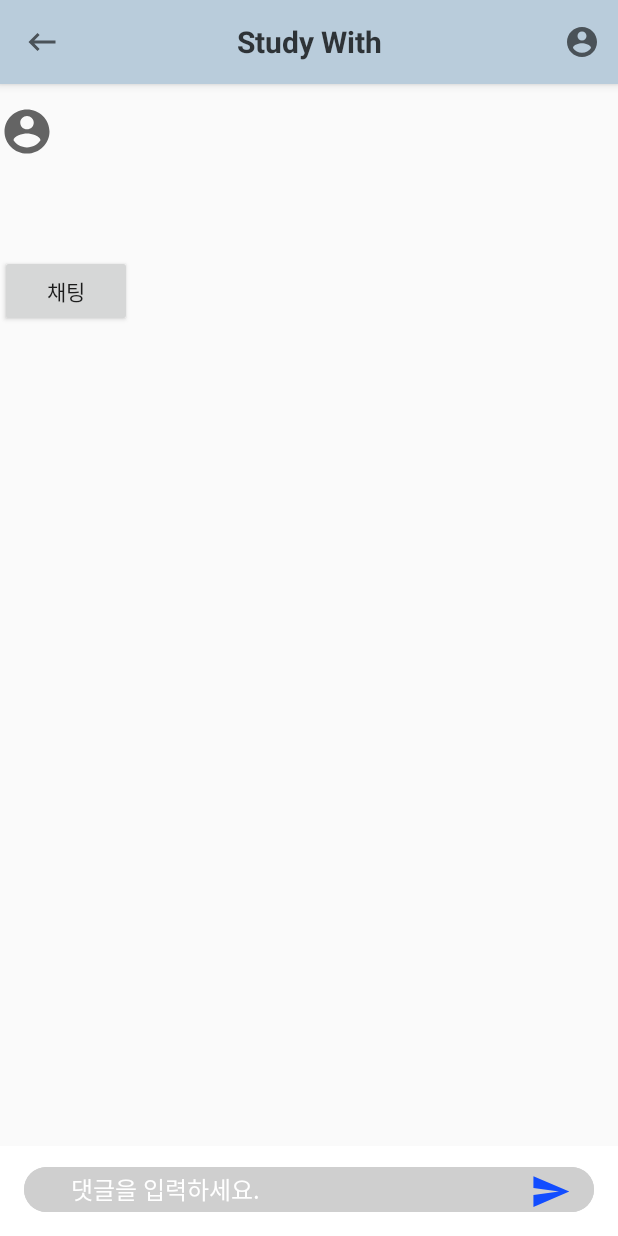
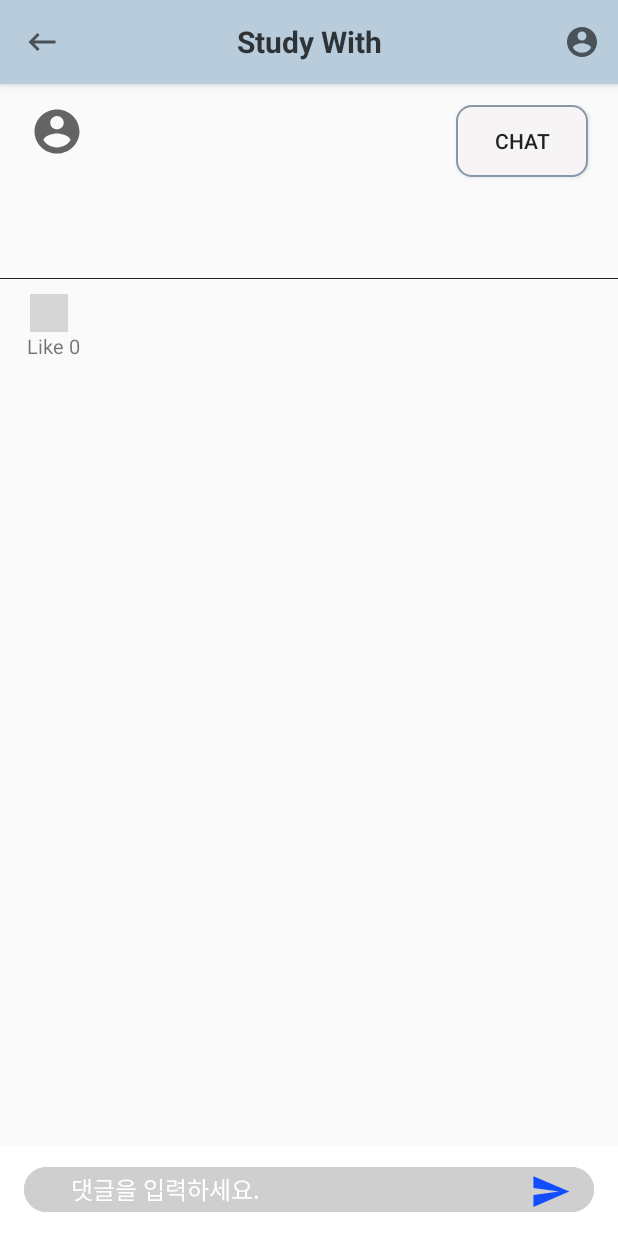
Before and after one commit to jyeon172/MP-MobileProject, an Android app: the DetailActivity screen opened directly, with no data from a screen before it, on a phone screen of 412 x 824 dp. Run offline under Robolectric (Android 15) with nearby library versions, the phone set to English and light mode, and no system bars; our stand-ins replace Firebase (no records; nobody signed in at launch, a user with empty details on screens opened directly); pictures from the network do not load; 2 statements that could not run were skipped; grey boxes are pictures that could not be loaded.

Commit message:
좋아요

```diff
--- a/app/src/main/java/com/example/project/DetailActivity.kt
+++ b/app/src/main/java/com/example/project/DetailActivity.kt
@@ -9,6 +9,7 @@ import android.view.View
 import android.view.WindowManager
 import android.widget.Button
 import android.widget.ImageButton
+import android.widget.TextView
 import android.widget.Toast
 import androidx.appcompat.widget.Toolbar
 import androidx.recyclerview.widget.LinearLayoutManager
@@ -146,6 +147,25 @@ class DetailActivity :  ToolbarBase() {
 //            startActivity(intent)
 //        }
 
+        val fav_btn = findViewById<ImageButton>(R.id.favoriteButton)
+        val fav_btn2 = findViewById<ImageButton>(R.id.favoriteButton2)
+        val fav_cnt = findViewById<TextView>(R.id.favoriteTextview)
+        fav_btn2.visibility = View.INVISIBLE
+
+        fav_btn.setOnClickListener {
+            Toast.makeText(this, "[favorite] clicked", Toast.LENGTH_SHORT).show()
+            fav_btn2.visibility = View.VISIBLE
+            fav_btn.visibility = View.INVISIBLE
+            fav_cnt.text = "Like 1"
+        }
+
+        fav_btn2.setOnClickListener {
+            Toast.makeText(this, "[favorite] unclicked", Toast.LENGTH_SHORT).show()
+            fav_btn.visibility = View.VISIBLE
+            fav_btn2.visibility = View.INVISIBLE
+            fav_cnt.text = "Like 0"
+        }
+
         val send_btn = findViewById<Button>(R.id.detailCommentButton)
 
         //토큰 가져오기
--- a/app/src/main/res/layout/comment_main.xml
+++ b/app/src/main/res/layout/comment_main.xml
@@ -10,17 +10,29 @@
         android:layout_width="match_parent"
         android:layout_height="wrap_content">
 
+        <GridLayout
+            android:id="@+id/gridLayout"
+            android:layout_width="match_parent"
+            android:layout_height="match_parent"
+            android:columnCount="2"
+            android:rowCount="3"
+            android:orientation="horizontal" >
+
             <ImageButton
                 android:id="@+id/userCmtBtn"
                 android:layout_width="25dp"
                 android:layout_height="25dp"
+                android:layout_rowSpan="2"
                 android:background="@drawable/account_circle"
+                android:layout_gravity="center_vertical"
                 app:layout_constraintStart_toStartOf="parent"
                 app:layout_constraintTop_toTopOf="parent" />
+
             <TextView
                 android:id="@+id/commentId"
                 android:layout_width="wrap_content"
                 android:layout_height="wrap_content"
+                android:textSize="11sp"
                 app:layout_constraintLeft_toRightOf="@id/userCmtBtn"
                 tools:ignore="MissingConstraints" />
 
@@ -28,14 +40,23 @@
                 android:id="@+id/commentDate"
                 android:layout_width="wrap_content"
                 android:layout_height="wrap_content"
+                android:textSize="9sp"
                 app:layout_constraintLeft_toRightOf="@id/userCmtBtn"
-            app:layout_constraintTop_toBottomOf="@id/commentId"/>
+                app:layout_constraintTop_toBottomOf="@id/commentId" />
+
             <TextView
+                android:id="@+id/commentText"
                 android:layout_width="wrap_content"
                 android:layout_height="wrap_content"
-            android:id="@+id/commentText"
-            app:layout_constraintLeft_toRightOf="@id/userCmtBtn"
-            app:layout_constraintTop_toBottomOf="@id/commentDate"/>
+                app:layout_constraintStart_toStartOf="parent"
+                android:layout_columnSpan="2"
+                android:layout_marginTop="2dp"
+                android:layout_marginLeft="5dp"
+                android:layout_marginBottom="10dp"
+                app:layout_constraintTop_toBottomOf="@id/userCmtBtn" />
+
+        </GridLayout>
+
     </androidx.constraintlayout.widget.ConstraintLayout>
 
 
--- a/app/src/main/res/layout/item_detail.xml
+++ b/app/src/main/res/layout/item_detail.xml
@@ -46,6 +46,7 @@
                 android:layout_width="36dp"
                 android:layout_height="35dp"
                 android:background="@drawable/account_circle"
+                android:layout_marginLeft="20dp"
                 app:layout_constraintStart_toStartOf="parent"
                 app:layout_constraintTop_toTopOf="parent"/>
 
@@ -58,61 +59,97 @@
                 app:layout_constraintLeft_toRightOf="@id/userBtn"
                 app:layout_constraintTop_toTopOf="parent" />
 
+            <Button
+                android:id="@+id/chattingButton"
+                android:layout_width="wrap_content"
+                android:layout_height="wrap_content"
+                android:background="@drawable/button"
+                android:text="CHAT"
+                app:layout_constraintRight_toRightOf="parent"
+                android:layout_marginRight="20dp"
+                app:layout_constraintTop_toTopOf="parent" />
 
             <TextView
                 android:id="@+id/detailEmailView"
                 android:layout_width="wrap_content"
                 android:layout_height="wrap_content"
-                android:layout_margin="10dp"
-                android:layout_marginTop="16dp"
-                android:textSize="14sp"
-                app:layout_constraintEnd_toEndOf="parent"
-                app:layout_constraintHorizontal_bias="0"
+                android:layout_marginTop="4dp"
+                android:textSize="12sp"
+                android:layout_marginLeft="20dp"
                 app:layout_constraintLeft_toLeftOf="parent"
                 app:layout_constraintStart_toStartOf="parent"
-                app:layout_constraintTop_toBottomOf="@id/detailTitleView" />
+                app:layout_constraintTop_toBottomOf="@id/userBtn" />
 
             <TextView
                 android:id="@+id/detailDateView"
                 android:layout_width="wrap_content"
                 android:layout_height="wrap_content"
-                android:layout_margin="10dp"
-                android:layout_marginTop="16dp"
+                android:layout_marginTop="4dp"
+                android:layout_marginBottom="10dp"
                 android:textColor="#727272"
-                android:textSize="12sp"
-                app:layout_constraintEnd_toEndOf="parent"
-                app:layout_constraintHorizontal_bias="1"
-                app:layout_constraintLeft_toRightOf="parent"
+                android:textSize="11sp"
+                android:layout_marginLeft="20dp"
+                app:layout_constraintLeft_toLeftOf="parent"
                 app:layout_constraintStart_toStartOf="parent"
-                app:layout_constraintTop_toBottomOf="@id/detailTitleView" />
+                app:layout_constraintTop_toBottomOf="@id/detailEmailView" />
 
             <ImageView
                 android:id="@+id/detailImageView"
                 android:layout_width="300dp"
                 android:layout_height="300dp"
-                android:layout_margin="20dp"
+                android:layout_margin="4dp"
                 app:layout_constraintEnd_toEndOf="parent"
                 app:layout_constraintStart_toStartOf="parent"
-                app:layout_constraintTop_toBottomOf="@id/detailEmailView" />
+                app:layout_constraintTop_toBottomOf="@id/detailDateView" />
 
             <TextView
                 android:id="@+id/detailContentView"
                 android:layout_width="match_parent"
                 android:layout_height="wrap_content"
-                android:layout_margin="16dp"
-                android:textSize="16sp"
+                android:layout_marginLeft="20dp"
+                android:layout_marginTop="5dp"
+                android:textSize="18sp"
                 app:layout_constraintRight_toRightOf="@id/detailTitleView"
                 app:layout_constraintLeft_toLeftOf="parent"
                 app:layout_constraintTop_toBottomOf="@id/detailImageView" />
 
-            <Button
-                android:id="@+id/chattingButton"
+            <View
+                android:id="@+id/contentEndLine"
+                android:layout_width="match_parent"
+                android:layout_height="1px"
+                android:background="#212121"
+                android:layout_marginTop="10dp"
+                app:layout_constraintTop_toBottomOf="@id/detailContentView" />
+
+            <ImageButton
+                android:id="@+id/favoriteButton"
+                android:layout_width="25dp"
+                android:layout_height="25dp"
+                android:background="@drawable/ic_favorite_border"
+                android:layout_marginLeft="20dp"
+                android:layout_marginTop="10dp"
+                app:layout_constraintStart_toStartOf="parent"
+                app:layout_constraintTop_toBottomOf="@id/contentEndLine" />
+
+            <ImageButton
+                android:id="@+id/favoriteButton2"
+                android:layout_width="25dp"
+                android:layout_height="25dp"
+                android:background="@drawable/ic_favorite"
+                android:layout_marginLeft="20dp"
+                android:layout_marginTop="10dp"
+                app:layout_constraintStart_toStartOf="parent"
+                app:layout_constraintTop_toBottomOf="@id/contentEndLine" />
+
+            <TextView
+                android:id="@+id/favoriteTextview"
                 android:layout_width="wrap_content"
                 android:layout_height="wrap_content"
-                android:text="채팅"
+                android:text="Like 0"
+                android:textSize="13sp"
+                android:layout_marginLeft="18dp"
                 app:layout_constraintStart_toStartOf="parent"
-                app:layout_constraintTop_toBottomOf="@id/detailContentView" />
-
+                app:layout_constraintTop_toBottomOf="@id/favoriteButton" />
 
             <androidx.recyclerview.widget.RecyclerView
                 android:id="@+id/detailRecyclerView"
@@ -120,7 +157,7 @@
                 android:layout_height="match_parent"
                 android:layout_margin="10dp"
                 android:layout_alignParentLeft="true"
-                app:layout_constraintTop_toBottomOf="@id/chattingButton"
+                app:layout_constraintTop_toBottomOf="@id/favoriteTextview"
                 android:paddingBottom="55dp"/>
 
         </androidx.constraintlayout.widget.ConstraintLayout>
```
Also changed, not shown: 373 other files. Lines whose indentation alone changed are shown as unchanged.
